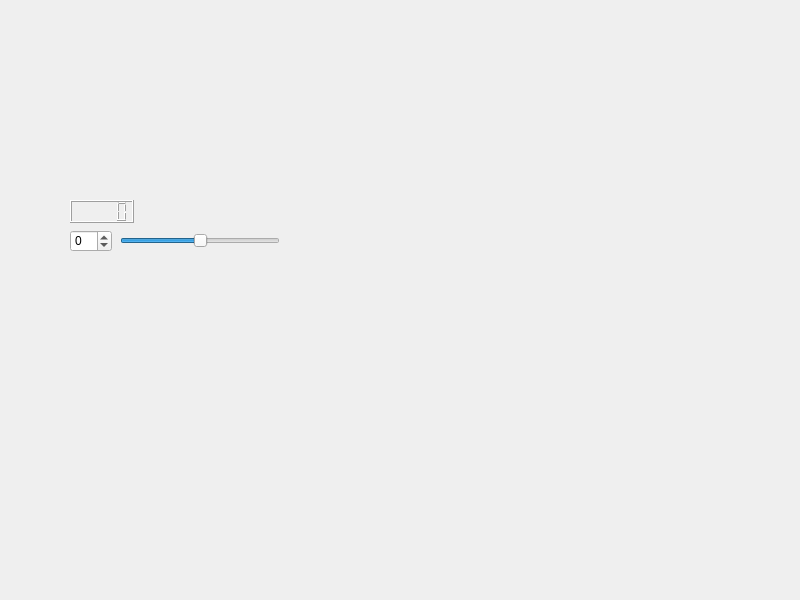
Old version of the form widget.ui in the repository 41343247/Spinbox.
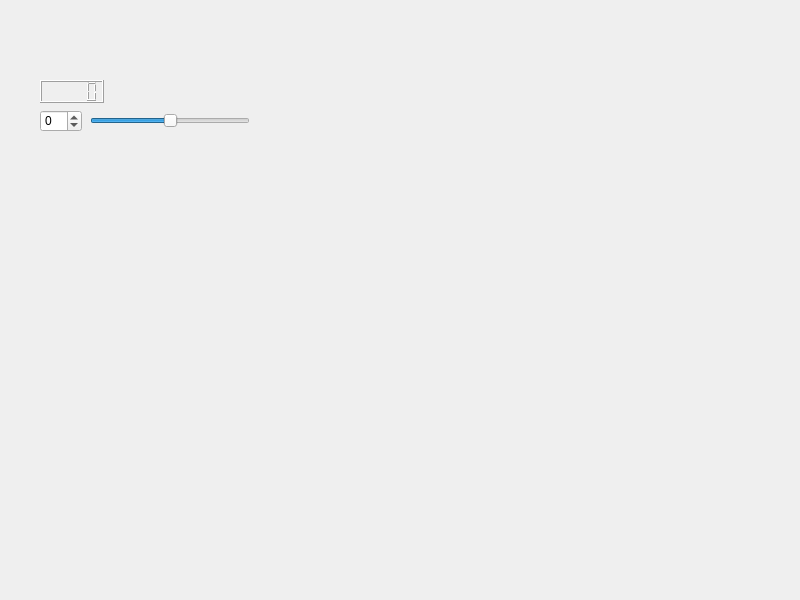
New version of the form.

The edit to the form file:
```diff
--- a/widget.ui
+++ b/widget.ui
@@ -16,8 +16,8 @@
   <widget class="QSpinBox" name="spinBox">
    <property name="geometry">
     <rect>
-     <x>70</x>
-     <y>230</y>
+     <x>40</x>
+     <y>110</y>
      <width>42</width>
      <height>22</height>
     </rect>
@@ -32,8 +32,8 @@
   <widget class="QSlider" name="horizontalSlider">
    <property name="geometry">
     <rect>
-     <x>120</x>
-     <y>230</y>
+     <x>90</x>
+     <y>110</y>
      <width>160</width>
      <height>22</height>
     </rect>
@@ -51,8 +51,8 @@
   <widget class="QLCDNumber" name="lcdNumber">
    <property name="geometry">
     <rect>
-     <x>70</x>
-     <y>200</y>
+     <x>40</x>
+     <y>80</y>
      <width>64</width>
      <height>23</height>
     </rect>
```
